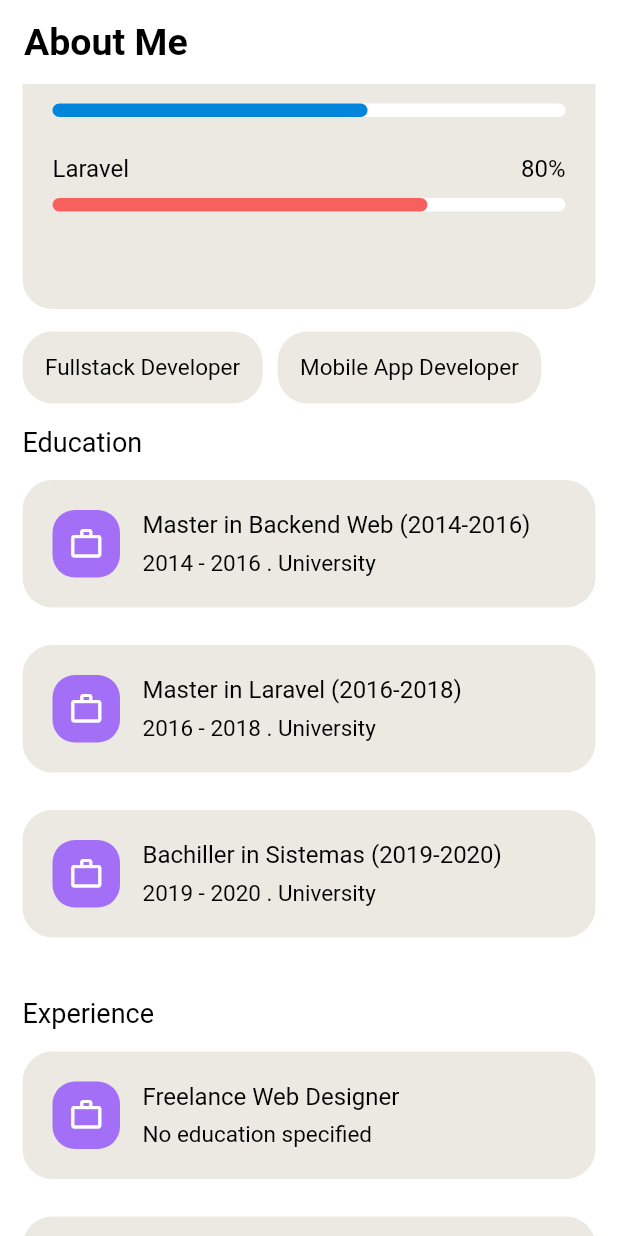
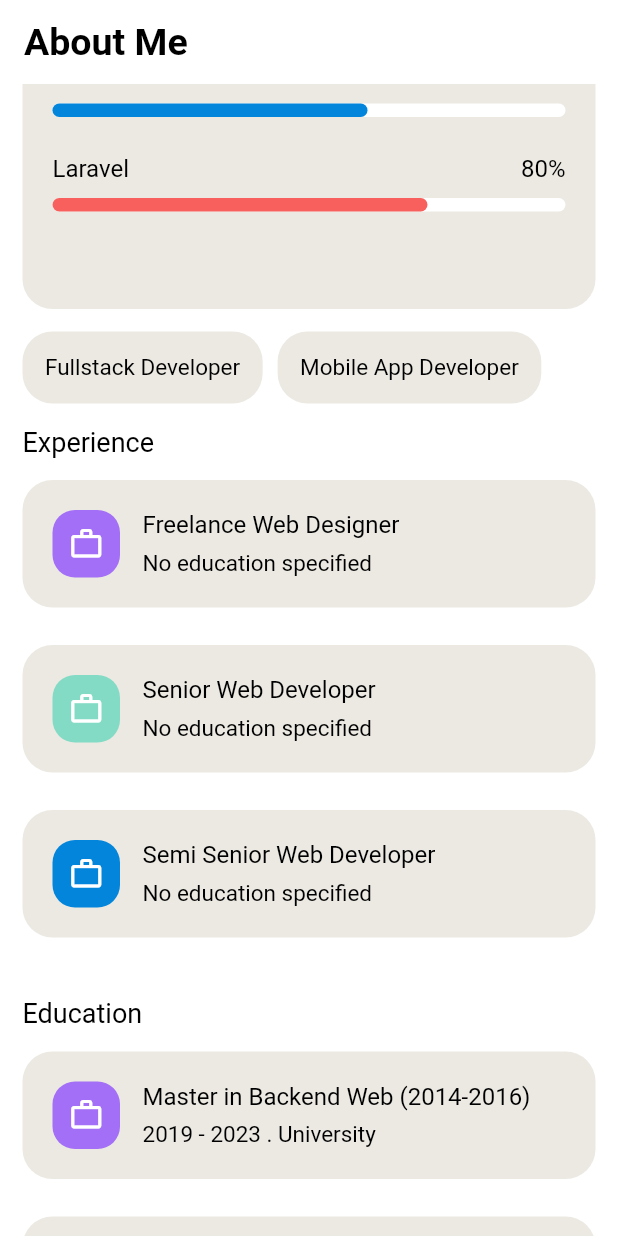
Before and after one commit to MrazTevin/View-CV, a Flutter app: the screen it shows after launch, scrolled down 576 dp, on a phone screen of 412 x 824 dp. Run offline on Flutter 3.47's test engine with Material 2 defaults, Android fonts, the phone set to English and light mode, and no system bars.

Commit message:
m: interchange the fields

```diff
--- a/lib/pages/home_page.dart
+++ b/lib/pages/home_page.dart
@@ -170,13 +170,11 @@ class _HomePageState extends State<HomePage> {
               ),
 
               SizedBox(height: 15.0),
-              Text('Education', style: TextStyle(color: Colors.black, fontSize: 18)),
+              Text('Experience', style: TextStyle(color: Colors.black, fontSize: 18)),
               SizedBox(height: 15.0),
-              // CardCustom(text: this.cvData['education'],colorIcon: Color(0xffA36FF6), isEducation: true, education: '2014 - 2016 . University',),
-              CardCustom(text: educations[0],colorIcon: Color(0xffA36FF6), isEducation: true, education: '2014 - 2016 . University',),
-              CardCustom(text: educations[1],colorIcon: Color(0xffA36FF6), isEducation: true, education: '2016 - 2018 . University',),
-              CardCustom(text: educations[2],colorIcon: Color(0xffA36FF6), isEducation: true, education: '2019 - 2020 . University',),
-              // CardCustom(text: education, colorIcon: Color(0xffA36FF6), isEducation: true, education: '2019 - 2020 . University',),
+              CardCustom(text: experiences[0],colorIcon: Color(0xffA36FF6), isEducation: false),
+              CardCustom(text: experiences[1],colorIcon: Color(0xff83DBC5), isEducation: false),
+              CardCustom(text: experiences[2],colorIcon: Color(0xff0385DC), isEducation: false),
               // SingleChildScrollView(
               //   child: ListView.builder(
               //     shrinkWrap: true,
@@ -187,11 +185,12 @@ class _HomePageState extends State<HomePage> {
               //   ),
               // ),
               SizedBox(height: 15.0),
-              Text('Experience', style: TextStyle(color: Colors.black, fontSize: 18)),
+              Text('Education', style: TextStyle(color: Colors.black, fontSize: 18)),
               SizedBox(height: 15.0),
-              CardCustom(text: experiences[0],colorIcon: Color(0xffA36FF6), isEducation: false),
-              CardCustom(text: experiences[1],colorIcon: Color(0xff83DBC5), isEducation: false),
-              CardCustom(text: experiences[2],colorIcon: Color(0xff0385DC), isEducation: false),
+              // CardCustom(text: this.cvData['education'],colorIcon: Color(0xffA36FF6), isEducation: true, education: '2014 - 2016 . University',),
+              CardCustom(text: educations[0],colorIcon: Color(0xffA36FF6), isEducation: true, education: '2019 - 2023 . University',),
+              CardCustom(text: educations[1],colorIcon: Color(0xffA36FF6), isEducation: true, education: '2019 - 2021 . Bootcamp',),
+              CardCustom(text: educations[2],colorIcon: Color(0xffA36FF6), isEducation: true, education: '2017 - 2018 . Bootcamp',),
               // CardCustom(text: 'Semi Senior Web Developer',colorIcon: Color(0xff0385DC), isEducation: false),
               SizedBox(height: 15.0,),
                SizedBox(
```
